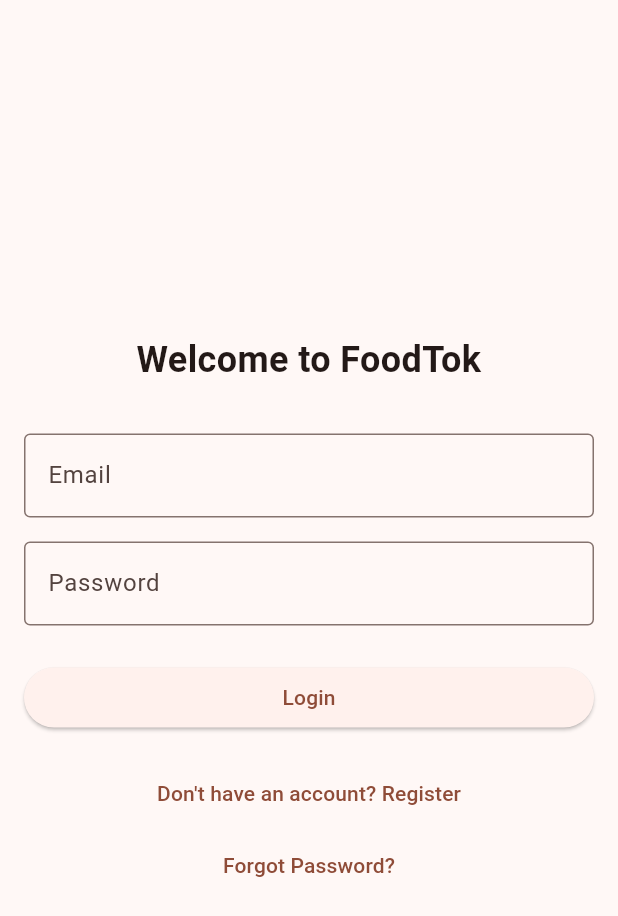
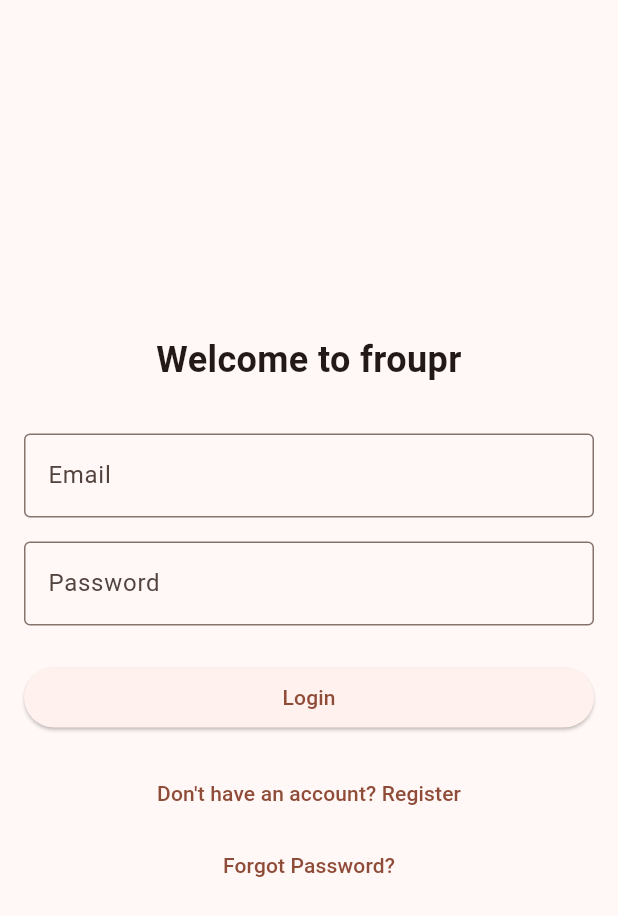
Before and after one commit to JesseGauntlet/nomable, a Flutter app: the screen it shows after launch, on a phone screen of 412 x 824 dp. Shown: the top 916 px of the screen. Run offline on Flutter 3.47's test engine with Material 3 defaults, Android fonts, the phone set to English and light mode, and no system bars; our stand-ins replace chewie, cloud_firestore, firebase_auth, firebase_core, firebase_storage, fl_chart and 2 more; accounts and stored records are empty.

Commit message:
app name fix

```diff
--- a/flutter_app/lib/screens/login_screen.dart
+++ b/flutter_app/lib/screens/login_screen.dart
@@ -95,12 +95,12 @@
       // Send verification email with custom settings
       await user.sendEmailVerification(
         ActionCodeSettings(
-          url: 'https://foodtok-f468d.firebaseapp.com/verify-email',
+          url: 'https://froupr-f468d.firebaseapp.com/verify-email',
           handleCodeInApp: true,
-          androidPackageName: 'com.example.foodtok',
+          androidPackageName: 'com.example.froupr',
           androidInstallApp: true,
           androidMinimumVersion: '12',
-          iOSBundleId: 'com.example.foodtok',
+          iOSBundleId: 'com.example.froupr',
         ),
       );
 
@@ -216,7 +216,7 @@
               crossAxisAlignment: CrossAxisAlignment.stretch,
               children: [
                 const Text(
-                  'Welcome to FoodTok',
+                  'Welcome to froupr',
                   style: TextStyle(
                     fontSize: 24,
                     fontWeight: FontWeight.bold,
```
Also changed, not shown: 1 other file.
